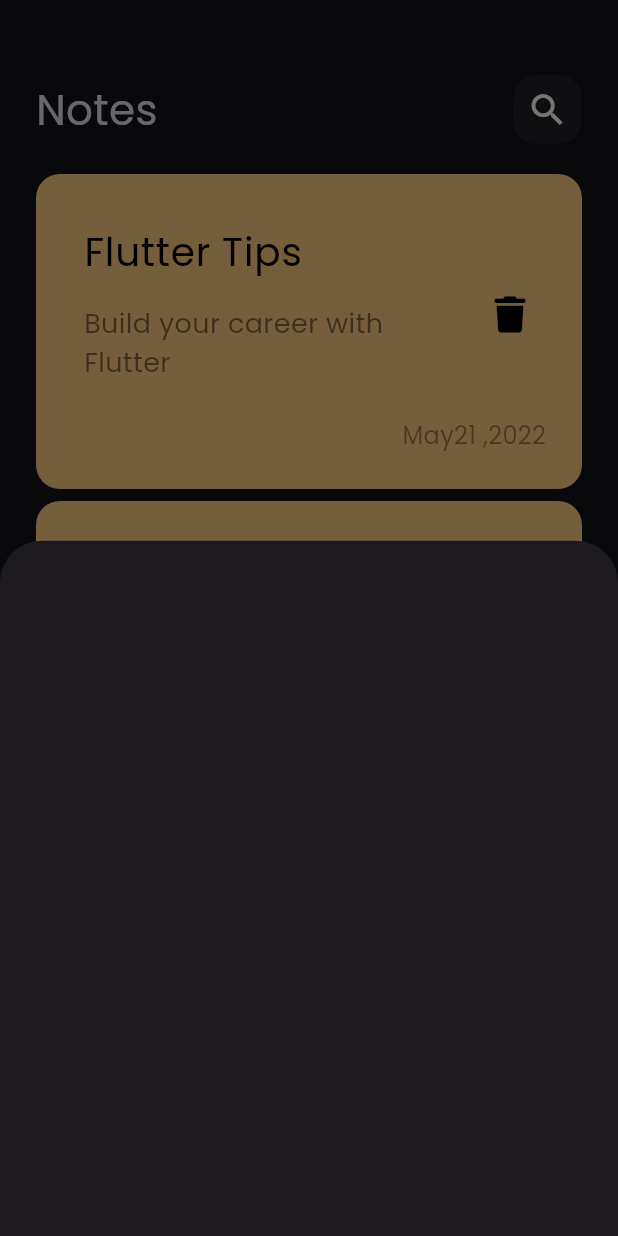
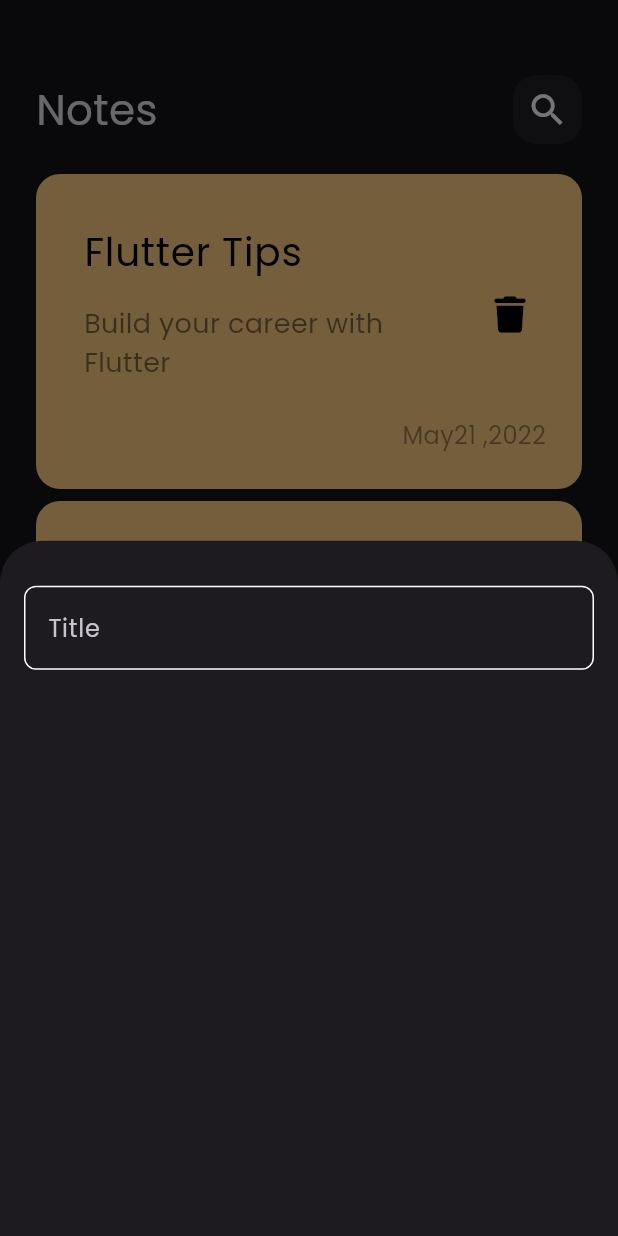
Before and after one commit to manar-mahmou/notes_app, a Flutter app: the screen it shows after launch, after a tap on the "add" icon, on a phone screen of 412 x 824 dp. Run offline on Flutter 3.47's test engine with Material 3 defaults, Android fonts, the phone set to English and light mode, and no system bars; our stand-ins replace font_awesome_flutter.

Commit message:
create custom text field

```diff
--- /dev/null
+++ b/lib/constents_file.dart
@@ -0,0 +1,3 @@
+import 'package:flutter/material.dart';
+
+const KPrimaryColor = Color(0xff62fcd7);
--- a/lib/views/notes_view.dart
+++ b/lib/views/notes_view.dart
@@ -1,4 +1,5 @@
 import 'package:flutter/material.dart';
+import 'package:note_app/constents_file.dart';
 import 'package:note_app/widgets/add_note_button_sheet.dart';
 import 'package:note_app/widgets/notes_view_body.dart';
 
@@ -18,7 +19,7 @@ class NotesView extends StatelessWidget {
                 return const AddNoteButtonSheet();
               });
         },
-        backgroundColor: Colors.blue,
+        backgroundColor: KPrimaryColor,
         shape: RoundedRectangleBorder(
           borderRadius: BorderRadius.circular(50),
         ),
--- a/lib/widgets/add_note_button_sheet.dart
+++ b/lib/widgets/add_note_button_sheet.dart
@@ -1,10 +1,21 @@
 import 'package:flutter/material.dart';
+import 'package:note_app/widgets/custom_text_field.dart';
 
 class AddNoteButtonSheet extends StatelessWidget {
   const AddNoteButtonSheet({super.key});
 
   @override
   Widget build(BuildContext context) {
-    return Container();
+    return Padding(
+      padding: const EdgeInsets.symmetric(horizontal: 16),
+      child: Column(
+        children: [
+          SizedBox(
+            height: 30,
+          ),
+          CustomTextField(),
+        ],
+      ),
+    );
   }
 }
--- /dev/null
+++ b/lib/widgets/custom_text_field.dart
@@ -0,0 +1,28 @@
+import 'package:flutter/material.dart';
+import 'package:note_app/constents_file.dart';
+
+class CustomTextField extends StatelessWidget {
+  const CustomTextField({super.key});
+
+  @override
+  Widget build(BuildContext context) {
+    return TextField(
+      cursorColor: KPrimaryColor,
+      decoration: InputDecoration(
+        hintText: 'Title',
+       // hintStyle:const TextStyle(color: KPrimaryColor),
+        border: buildBorder(),
+        enabledBorder: buildBorder(),
+        focusedBorder: buildBorder(KPrimaryColor),
+      ),
+    );
+  }
+
+  OutlineInputBorder buildBorder([color]) {
+    return OutlineInputBorder(
+        borderRadius: BorderRadius.circular(8),
+        borderSide: BorderSide(
+          color: color ?? Colors.white,
+        ));
+  }
+}
```
